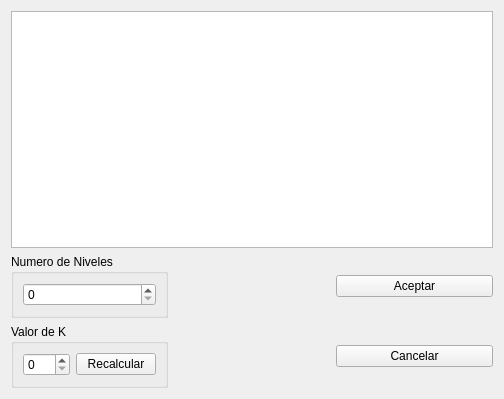
First picture: the form in Gui 2/VisorPreview.ui, repository ChivoAttic/StructureDetection, before the edit.
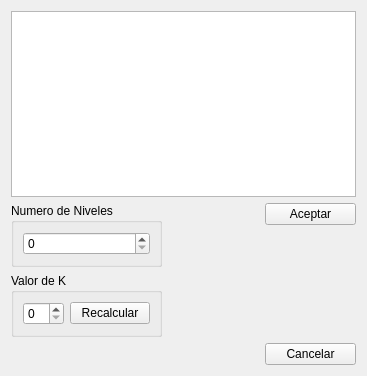
Second picture: the form after the edit.

Commit message: Pantalla de Preview se muestra

The edit to the form file:
```diff
--- a/Gui 2/VisorPreview.ui
+++ b/Gui 2/VisorPreview.ui
@@ -6,15 +6,32 @@
    <rect>
     <x>0</x>
     <y>0</y>
-    <width>504</width>
-    <height>399</height>
+    <width>367</width>
+    <height>376</height>
    </rect>
   </property>
   <property name="windowTitle">
    <string>Form</string>
   </property>
-  <layout class="QGridLayout" name="gridLayout_3">
-   <item row="2" column="1">
+  <layout class="QGridLayout" name="gridLayout">
+   <item row="0" column="0" colspan="3">
+    <widget class="QGraphicsView" name="graphicsView"/>
+   </item>
+   <item row="1" column="2">
+    <widget class="QPushButton" name="ButtonAceptar">
+     <property name="text">
+      <string>Aceptar</string>
+     </property>
+    </widget>
+   </item>
+   <item row="4" column="2">
+    <widget class="QPushButton" name="ButtonCancelar">
+     <property name="text">
+      <string>Cancelar</string>
+     </property>
+    </widget>
+   </item>
+   <item row="1" column="1">
     <spacer name="horizontalSpacer">
      <property name="orientation">
       <enum>Qt::Horizontal</enum>
@@ -30,33 +47,16 @@
      </property>
     </spacer>
    </item>
-   <item row="2" column="2">
-    <widget class="QPushButton" name="ButtonAceptar">
-     <property name="text">
-      <string>Aceptar</string>
-     </property>
-    </widget>
-   </item>
-   <item row="3" column="2">
-    <widget class="QPushButton" name="ButtonCancelar">
-     <property name="text">
-      <string>Cancelar</string>
-     </property>
-    </widget>
-   </item>
-   <item row="0" column="0" colspan="3">
-    <widget class="QGraphicsView" name="graphicsView"/>
-   </item>
    <item row="3" column="0">
     <widget class="QGroupBox" name="groupBox_2">
      <property name="title">
       <string>Valor de K</string>
      </property>
-     <layout class="QGridLayout" name="gridLayout_2">
-      <item row="0" column="0">
+     <layout class="QHBoxLayout" name="horizontalLayout">
+      <item>
        <widget class="QSpinBox" name="spinBoxK"/>
       </item>
-      <item row="0" column="1">
+      <item>
        <widget class="QPushButton" name="ButtonRecalcular">
         <property name="text">
          <string>Recalcular</string>
@@ -66,13 +66,13 @@
      </layout>
     </widget>
    </item>
-   <item row="2" column="0">
+   <item row="1" column="0" rowspan="2">
     <widget class="QGroupBox" name="groupBox">
      <property name="title">
       <string>Numero de Niveles</string>
      </property>
-     <layout class="QGridLayout" name="gridLayout">
-      <item row="0" column="0">
+     <layout class="QVBoxLayout" name="verticalLayout">
+      <item>
        <widget class="QSpinBox" name="spinBoxNiveles"/>
       </item>
      </layout>
```
Left out of the diff: 2 changed lines with no effect on the pictures. The commit also changes 7 other files.
